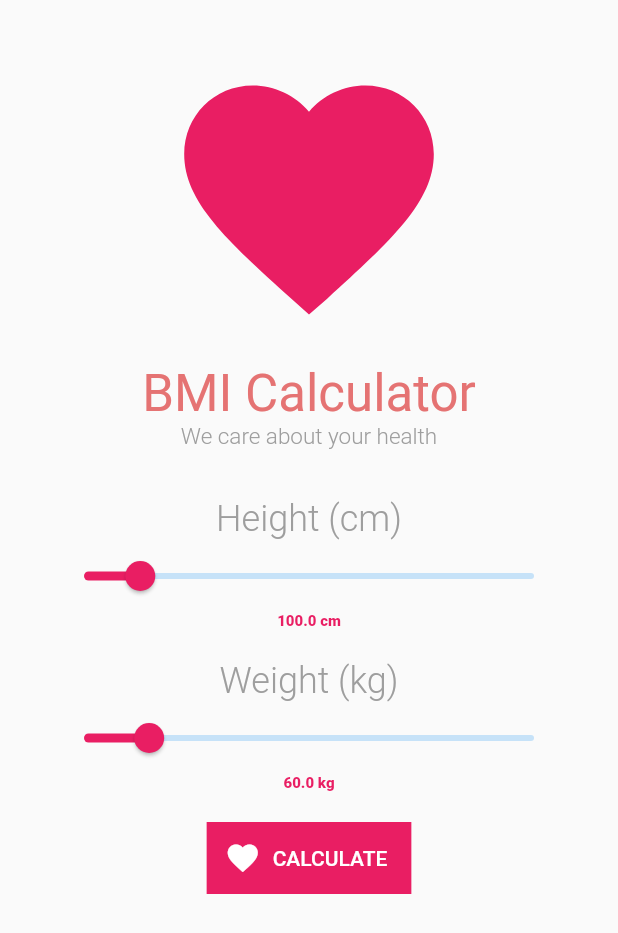
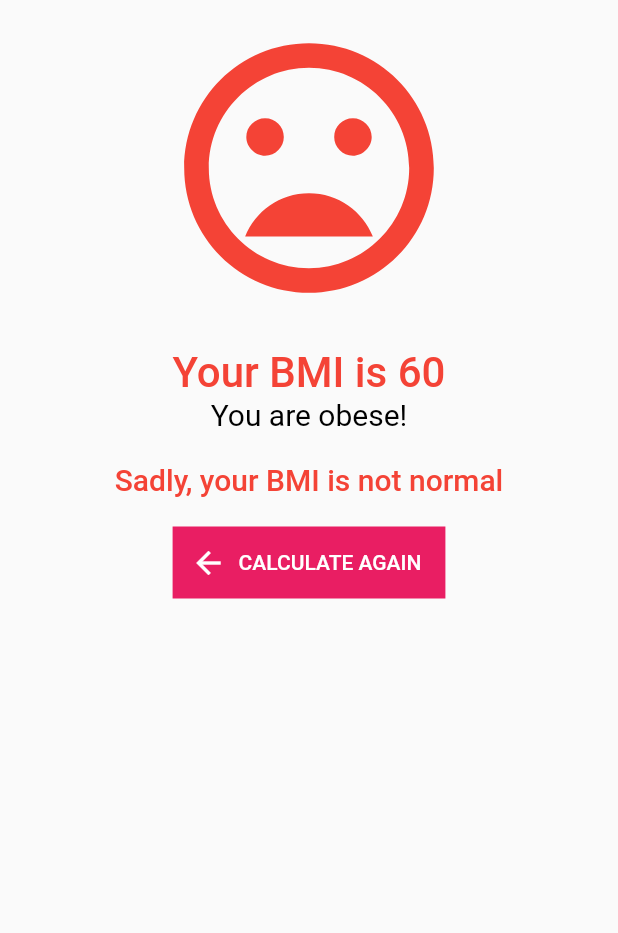
Before and after one commit to cojarepublic/BMI_calculator, a Flutter app: the screen it shows after launch, after a tap on "CALCULATE", on a phone screen of 412 x 824 dp. Shown: the top 933 px of the screen. Run offline on Flutter 3.47's test engine with Material 2 defaults, Android fonts, the phone set to English and light mode, and no system bars.

Commit message:
completed bmi app

```diff
--- a/lib/BMICalculatorScreen.dart
+++ b/lib/BMICalculatorScreen.dart
@@ -1,5 +1,6 @@
 import 'package:flutter/material.dart';
 import 'package:flutter_app_test/BMI_class.dart';
+import 'package:flutter_app_test/resultscreen.dart';
 
 class BMICalculatorScreen extends StatefulWidget {
   @override
@@ -127,6 +128,7 @@ class _BMICalculatorScreenState extends State<BMICalculatorScreen> {
                               _bmiModel = BMIModel(bmi: _bmi, isNormal: false, comments: 'You are obese!');
                             }
                           });
+                          Navigator.push(context, MaterialPageRoute(builder: (context) => ResultScreen(bmiModel: _bmiModel,)));
                         },
                         icon: Icon(Icons.favorite, color: Colors.white,),
                         label: Text('CALCULATE'),
--- a/lib/resultscreen.dart
+++ b/lib/resultscreen.dart
@@ -0,0 +1,83 @@
+import 'package:flutter/material.dart';
+
+class ResultScreen extends StatelessWidget {
+  final bmiModel;
+
+  ResultScreen({this.bmiModel});
+  @override
+  Widget build(BuildContext context) {
+    return Scaffold(
+      body: SafeArea(
+        child: SingleChildScrollView(
+          child: Container(
+            width: double.maxFinite,
+            padding: EdgeInsets.all(12),
+            child: Column(
+              crossAxisAlignment: CrossAxisAlignment.center,
+              mainAxisAlignment: MainAxisAlignment.center,
+              children: [
+                bmiModel.isNormal ? Icon(
+                  Icons.mood,
+                  size: 200,
+                  color: Colors.green,
+                ) : Icon(
+                  Icons.mood_bad,
+                  size: 200,
+                  color: Colors.red,
+                ),
+                SizedBox(
+                  height: 20,
+                ),
+                Text(
+                  'Your BMI is ${bmiModel.bmi.round()}',
+                  style: TextStyle(
+                      color: Colors.red,
+                      fontSize: 28,
+                      fontWeight: FontWeight.w500),
+                ),
+                Text(
+                  '${bmiModel.comments}',
+                  style: TextStyle(
+                      color: Colors.black,
+                      fontSize: 20,
+                      fontWeight: FontWeight.w400),
+                ),
+                SizedBox(
+                  height: 20,
+                ),
+
+                bmiModel.isNormal ? Text(
+                  'Your BMI is normal',
+                  style: TextStyle(
+                      color: Colors.red,
+                      fontSize: 20,
+                      fontWeight: FontWeight.w500),
+                ) : Text(
+                  'Sadly, your BMI is not normal',
+                  style: TextStyle(
+                      color: Colors.red,
+                      fontSize: 20,
+                      fontWeight: FontWeight.w500),
+                ),
+                SizedBox(height: 20,),
+
+                Container(
+                  child: FlatButton.icon(
+                    onPressed: () {
+
+                      Navigator.pop(context);
+                    },
+                    icon: Icon(Icons.arrow_back, color: Colors.white,),
+                    label: Text('CALCULATE AGAIN'),
+                    textColor: Colors.white,
+                  ),
+                  color: Colors.pink,)
+
+              ],
+            ),
+          ),
+        ),
+      ),
+    );
+  }
+}
```
